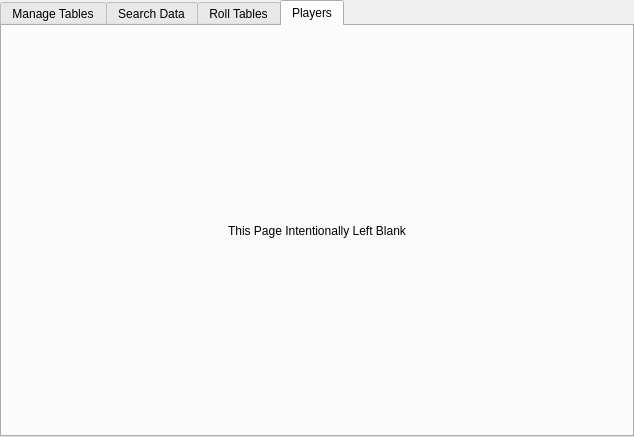
Old version of the form Betelgeuse/Betelgeuse/dmwindow.ui in the repository Ipiano/Project-Orion.
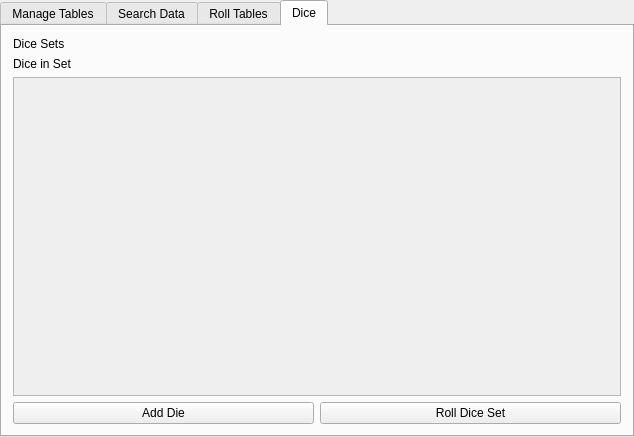
New version of the form. The open tabs and pages were chosen to show the change.

Commit message: Replaced unused players tab with dice rolling tab

```diff
--- a/Betelgeuse/Betelgeuse/dmwindow.ui
+++ b/Betelgeuse/Betelgeuse/dmwindow.ui
@@ -343,41 +343,72 @@
       </widget>
       <widget class="QWidget" name="tab_players">
        <attribute name="title">
-        <string>Players</string>
+        <string>Dice</string>
        </attribute>
        <layout class="QHBoxLayout" name="horizontalLayout_2">
         <item>
-         <spacer name="horizontalSpacer">
-          <property name="orientation">
-           <enum>Qt::Horizontal</enum>
-          </property>
-          <property name="sizeHint" stdset="0">
-           <size>
-            <width>40</width>
-            <height>20</height>
-           </size>
-          </property>
-         </spacer>
-        </item>
-        <item>
-         <widget class="QLabel" name="label_3">
-          <property name="text">
-           <string>This Page Intentionally Left Blank</string>
-          </property>
-         </widget>
-        </item>
-        <item>
-         <spacer name="horizontalSpacer_2">
-          <property name="orientation">
-           <enum>Qt::Horizontal</enum>
-          </property>
-          <property name="sizeHint" stdset="0">
-           <size>
-            <width>40</width>
-            <height>20</height>
-           </size>
-          </property>
-         </spacer>
+         <layout class="QVBoxLayout" name="horizontalLayout_4">
+          <item>
+           <widget class="QLabel" name="label_3">
+            <property name="text">
+             <string>Dice Sets</string>
+            </property>
+           </widget>
+          </item>
+          <item>
+           <layout class="QVBoxLayout" name="layout_dicesetselect"/>
+          </item>
+          <item>
+           <widget class="QLabel" name="label_4">
+            <property name="text">
+             <string>Dice in Set</string>
+            </property>
+           </widget>
+          </item>
+          <item>
+           <layout class="QHBoxLayout" name="horizontalLayout_6"/>
+          </item>
+          <item>
+           <widget class="QScrollArea" name="scrollArea">
+            <property name="widgetResizable">
+             <bool>true</bool>
+            </property>
+            <widget class="QWidget" name="scrollAreaWidgetContents">
+             <property name="geometry">
+              <rect>
+               <x>0</x>
+               <y>0</y>
+               <width>608</width>
+               <height>285</height>
+              </rect>
+             </property>
+             <layout class="QHBoxLayout" name="horizontalLayout_5">
+              <item>
+               <layout class="QHBoxLayout" name="layout_dice"/>
+              </item>
+             </layout>
+            </widget>
+           </widget>
+          </item>
+          <item>
+           <layout class="QHBoxLayout" name="horizontalLayout_7">
+            <item>
+             <widget class="QPushButton" name="button_addDie">
+              <property name="text">
+               <string>Add Die</string>
+              </property>
+             </widget>
+            </item>
+            <item>
+             <widget class="QPushButton" name="button_rollSet">
+              <property name="text">
+               <string>Roll Dice Set</string>
+              </property>
+             </widget>
+            </item>
+           </layout>
+          </item>
+         </layout>
         </item>
        </layout>
       </widget>
```
Left out of the diff: 4 changed lines with no effect on the pictures. The commit also changes 8 other files.
